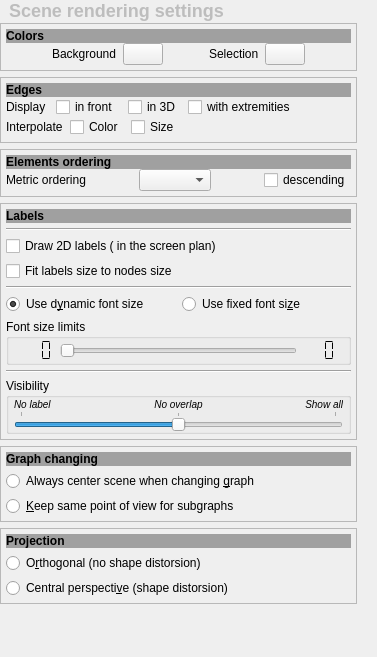
The window that library/tulip-gui/designer/SceneConfigWidget.ui (Tulip-Dev/tulip) describes before a commit, drawn with Qt 5.
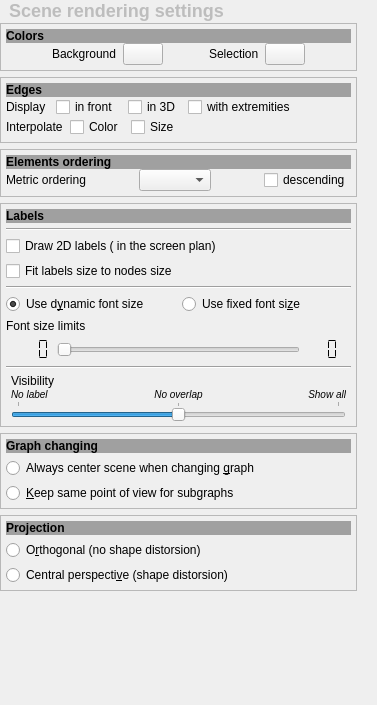
The same window after the commit. Custom widgets are drawn as their Qt base class.

Commit message: Begin replacement of QGroupBox because we are unable to change its background color (needed in dark mode) on macos + fix GraphPerpectiveMainWindow style sheet

What changed in the file:
```diff
--- a/library/tulip-gui/designer/SceneConfigWidget.ui
+++ b/library/tulip-gui/designer/SceneConfigWidget.ui
@@ -7,7 +7,7 @@
     <x>0</x>
     <y>0</y>
     <width>377</width>
-    <height>657</height>
+    <height>705</height>
    </rect>
   </property>
   <property name="sizePolicy">
@@ -84,7 +84,7 @@
         <x>0</x>
         <y>0</y>
         <width>395</width>
-        <height>652</height>
+        <height>657</height>
        </rect>
       </property>
       <property name="sizePolicy">
@@ -634,10 +634,14 @@
            </widget>
           </item>
           <item>
-           <widget class="QGroupBox" name="sizeLimitsGB">
-            <property name="title">
+           <widget class="QLabel" name="label_6">
+            <property name="text">
              <string>Font size limits</string>
             </property>
+           </widget>
+          </item>
+          <item>
+           <widget class="QFrame" name="sizeLimitsGB">
             <layout class="QHBoxLayout" name="horizontalLayout">
              <property name="spacing">
               <number>0</number>
@@ -728,10 +732,7 @@
            </widget>
           </item>
           <item>
-           <widget class="QGroupBox" name="groupBox_2">
-            <property name="title">
-             <string>Visibility</string>
-            </property>
+           <widget class="QFrame" name="frame_3">
             <layout class="QGridLayout" name="gridLayout">
              <property name="leftMargin">
               <number>5</number>
@@ -748,7 +749,20 @@
              <property name="spacing">
               <number>0</number>
              </property>
-             <item row="0" column="0">
+             <item row="1" column="2">
+              <widget class="QLabel" name="labelsShowAllLabel">
+               <property name="cursor">
+                <cursorShape>PointingHandCursor</cursorShape>
+               </property>
+               <property name="text">
+                <string>&lt;font size=&quot;2&quot;&gt;&lt;i&gt;Show all&lt;/i&gt;&lt;/font&gt;</string>
+               </property>
+               <property name="alignment">
+                <set>Qt::AlignRight|Qt::AlignTrailing|Qt::AlignVCenter</set>
+               </property>
+              </widget>
+             </item>
+             <item row="1" column="0">
               <widget class="QLabel" name="labelsDisabledLabel">
                <property name="cursor">
                 <cursorShape>PointingHandCursor</cursorShape>
@@ -758,7 +772,7 @@
                </property>
               </widget>
              </item>
-             <item row="0" column="1">
+             <item row="1" column="1">
               <widget class="QLabel" name="labelsNoOverlapLabel">
                <property name="cursor">
                 <cursorShape>PointingHandCursor</cursorShape>
@@ -771,20 +785,7 @@
                </property>
               </widget>
              </item>
-             <item row="0" column="2">
-              <widget class="QLabel" name="labelsShowAllLabel">
-               <property name="cursor">
-                <cursorShape>PointingHandCursor</cursorShape>
-               </property>
-               <property name="text">
-                <string>&lt;font size=&quot;2&quot;&gt;&lt;i&gt;Show all&lt;/i&gt;&lt;/font&gt;</string>
-               </property>
-               <property name="alignment">
-                <set>Qt::AlignRight|Qt::AlignTrailing|Qt::AlignVCenter</set>
-               </property>
-              </widget>
-             </item>
-             <item row="1" column="0" colspan="3">
+             <item row="2" column="0" colspan="3">
               <widget class="QSlider" name="labelsDensitySlider">
                <property name="sizePolicy">
                 <sizepolicy hsizetype="Expanding" vsizetype="Fixed">
@@ -812,6 +813,13 @@
                </property>
               </widget>
              </item>
+             <item row="0" column="0">
+              <widget class="QLabel" name="label_7">
+               <property name="text">
+                <string>Visibility</string>
+               </property>
+              </widget>
+             </item>
             </layout>
             <zorder>labelsDensitySlider</zorder>
             <zorder>labelsDisabledLabel</zorder>
@@ -1010,10 +1018,10 @@
    </slots>
   </customwidget>
   <customwidget>
-    <class>tlp::TulipComboBox</class>
-    <extends>QComboBox</extends>
-    <header>tulip/TulipComboBox.h</header>
-    <container>1</container>
+   <class>tlp::TulipComboBox</class>
+   <extends>QComboBox</extends>
+   <header>tulip/TulipComboBox.h</header>
+   <container>1</container>
   </customwidget>
  </customwidgets>
  <resources/>
```
Left out of the diff: 81 changed lines with no effect on the pictures. The commit also changes 10 other files.
